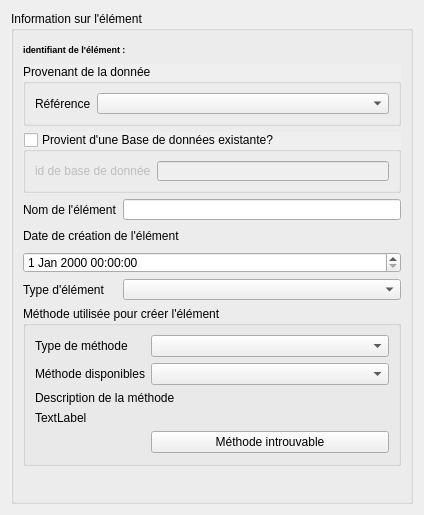
Above: gui/pyqt_ui/sampling_feature.ui from cgq-qgc/HydroSensorReader before the change. Below: the same form after it.
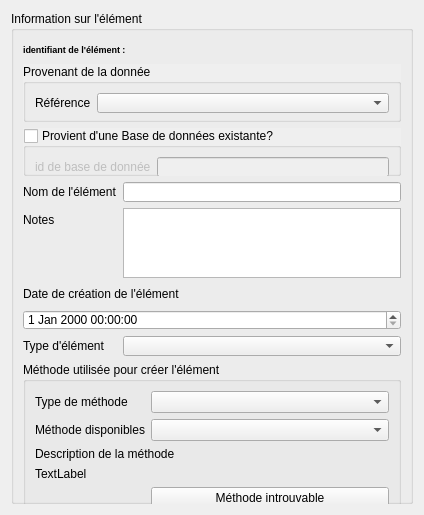
That is the form after the change.

Commit message: domain element modified. Interfaces coupled to db_acces_layer

The edit to the form file:
```diff
--- a/gui/pyqt_ui/sampling_feature.ui
+++ b/gui/pyqt_ui/sampling_feature.ui
@@ -170,7 +170,7 @@
         </property>
        </widget>
       </item>
-      <item row="4" column="0" colspan="2">
+      <item row="5" column="0" colspan="2">
        <widget class="QLabel" name="label_4">
         <property name="minimumSize">
          <size>
@@ -183,7 +183,7 @@
         </property>
        </widget>
       </item>
-      <item row="5" column="0" colspan="2">
+      <item row="6" column="0" colspan="2">
        <widget class="QDateTimeEdit" name="DTE_sampling_date">
         <property name="minimumSize">
          <size>
@@ -193,7 +193,7 @@
         </property>
        </widget>
       </item>
-      <item row="6" column="0">
+      <item row="7" column="0">
        <widget class="QLabel" name="label_6">
         <property name="minimumSize">
          <size>
@@ -206,7 +206,7 @@
         </property>
        </widget>
       </item>
-      <item row="6" column="1">
+      <item row="7" column="1">
        <widget class="QComboBox" name="CB_interet">
         <property name="minimumSize">
          <size>
@@ -216,7 +216,7 @@
         </property>
        </widget>
       </item>
-      <item row="7" column="0" colspan="2">
+      <item row="8" column="0" colspan="2">
        <widget class="QGroupBox" name="gb_process">
         <property name="minimumSize">
          <size>
@@ -304,7 +304,7 @@
         </layout>
        </widget>
       </item>
-      <item row="8" column="0">
+      <item row="9" column="0">
        <widget class="QLabel" name="label_7">
         <property name="minimumSize">
          <size>
@@ -317,6 +317,16 @@
         </property>
        </widget>
       </item>
+      <item row="4" column="0">
+       <widget class="QLabel" name="label_note">
+        <property name="text">
+         <string>Notes</string>
+        </property>
+       </widget>
+      </item>
+      <item row="4" column="1">
+       <widget class="QPlainTextEdit" name="PTE_note"/>
+      </item>
      </layout>
     </widget>
    </item>
```
The commit also changes 1 other file.
